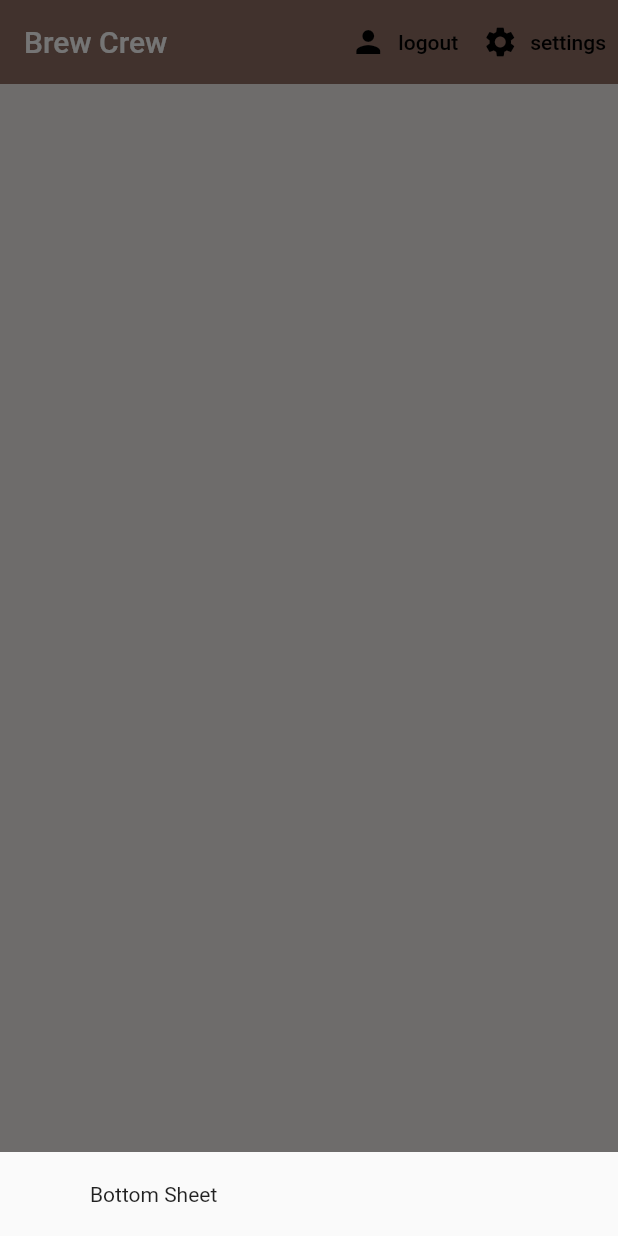
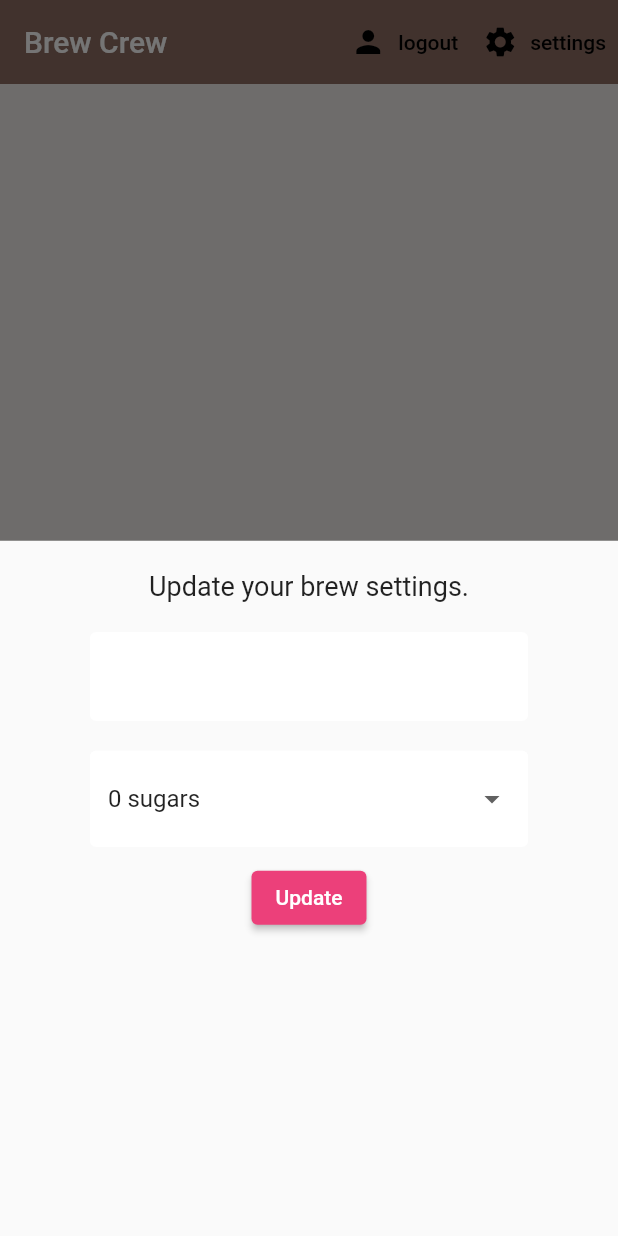
Before and after one commit to mujeeb11503051/Coffee_App_Firebase, a Flutter app: the screen it shows once a user with an empty profile is signed in, after a tap on "settings", on a phone screen of 412 x 824 dp. Run offline on Flutter 3.47's test engine with Material 2 defaults, Android fonts, the phone set to English and light mode, and no system bars; our stand-ins replace cloud_firestore, firebase_auth, firebase_core, flutter_spinkit; accounts and stored records are empty.

Commit message:
added the text field, drop down and the update button for the bottom sheet

```diff
--- a/lib/screens/home/home.dart
+++ b/lib/screens/home/home.dart
@@ -1,5 +1,6 @@
 import 'package:cloud_firestore/cloud_firestore.dart';
 import 'package:firebase_coffee_app/models/brew.dart';
+import 'package:firebase_coffee_app/screens/home/settings_form.dart';
 import 'package:firebase_coffee_app/services/auth.dart';
 import 'package:firebase_coffee_app/services/database.dart';
 import 'package:flutter/cupertino.dart';
@@ -19,7 +20,7 @@ class Home extends StatelessWidget {
           builder: (context) {
             return Container(
               padding: EdgeInsets.symmetric(vertical: 20.0, horizontal: 60.0),
-              child: Text("Bottom Sheet"),
+              child: SettingsForm(),
             );
           });
     }
--- /dev/null
+++ b/lib/screens/home/settings_form.dart
@@ -0,0 +1,65 @@
+import 'package:flutter/material.dart';
+import 'package:firebase_coffee_app/shared/constants.dart';
+
+class SettingsForm extends StatefulWidget {
+  @override
+  _SettingsFormState createState() => _SettingsFormState();
+}
+
+class _SettingsFormState extends State<SettingsForm> {
+  final _formKey = GlobalKey<FormState>();
+  final List<String> sugars = ['0', '1', '2', '3', '4'];
+
+  //form values
+  String? _currentName;
+  String? _currentSugars;
+  int? _currentStrength;
+
+  @override
+  Widget build(BuildContext context) {
+    return Form(
+      key: _formKey,
+      child: Column(
+        children: <Widget>[
+          Text(
+            'Update your brew settings.',
+            style: TextStyle(fontSize: 18.0),
+          ),
+          SizedBox(height: 20.0),
+          TextFormField(
+            decoration: textInputDecoration,
+            validator: (val) => val!.isEmpty ? 'Please enter a name' : null,
+            onChanged: (val) => setState(() => _currentName = val),
+          ),
+          SizedBox(height: 10.0),
+          //dropdown
+          //slider
+          SizedBox(height: 10.0),
+          DropdownButtonFormField(
+            decoration: textInputDecoration,
+            value: _currentSugars ?? "0",
+              items: sugars.map((sugar) {
+                return DropdownMenuItem(
+                  child: Text("$sugar sugars"),
+                  value: sugar,
+                );
+              }).toList(),
+              onChanged: (val) =>
+                  setState(() => _currentSugars = val.toString())),
+          SizedBox(height: 10.0),
+          ElevatedButton(
+              style: ElevatedButton.styleFrom(primary: Colors.pink[400]),
+              child: Text(
+                'Update',
+                style: TextStyle(color: Colors.white),
+              ),
+              onPressed: () async {
+                print(_currentName);
+                print(_currentSugars);
+                print(_currentStrength);
+              }),
+        ],
+      ),
+    );
+  }
+}
```
